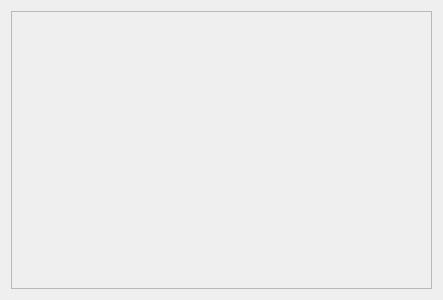
The window that sources/ui/elementinfowidget.ui (qelectrotech/qelectrotech-source-mirror) describes before a commit, drawn with Qt 5.
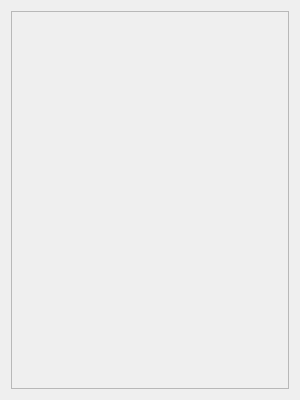
The same window after the commit.

Commit message: Fix widgets size for dock

The edit to the form file:
```diff
--- a/sources/ui/elementinfowidget.ui
+++ b/sources/ui/elementinfowidget.ui
@@ -6,8 +6,8 @@
    <rect>
     <x>0</x>
     <y>0</y>
-    <width>443</width>
-    <height>300</height>
+    <width>300</width>
+    <height>400</height>
    </rect>
   </property>
   <property name="sizePolicy">
@@ -16,6 +16,12 @@
     <verstretch>0</verstretch>
    </sizepolicy>
   </property>
+  <property name="minimumSize">
+   <size>
+    <width>300</width>
+    <height>400</height>
+   </size>
+  </property>
   <property name="windowTitle">
    <string>Form</string>
   </property>
@@ -39,8 +45,8 @@
        <rect>
         <x>0</x>
         <y>0</y>
-        <width>423</width>
-        <height>280</height>
+        <width>280</width>
+        <height>380</height>
        </rect>
       </property>
       <property name="minimumSize">
```
The commit also changes 4 other files.
